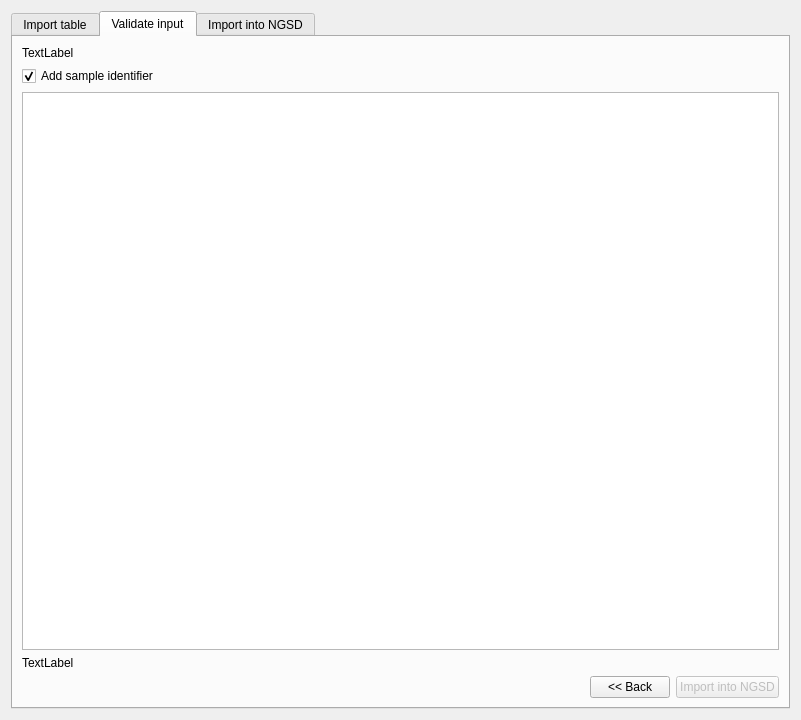
The window that src/GSvar/CfDNAPanelBatchImport.ui (imgag/ngs-bits) describes before a commit, drawn with Qt 5.
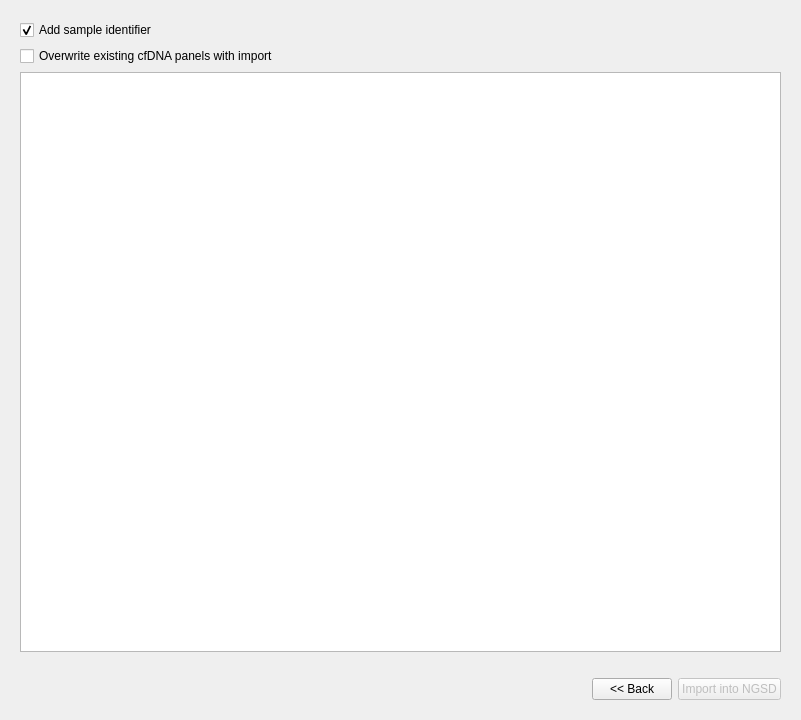
The same window after the commit. The open tabs and pages were chosen to show the change.

Commit message:
src/GSvar/CfDNAPanelBatchImport.cpp: finished first implementation
src/cppNGSD/resources/NGSD_schema.sql: set default value for cfDNA panel value 'removed_regions'

src/GSvar/CfDNAPanelDesignDialog.cpp: adapted to new umiVar input format (SNPs as VCF instead of BedFile)

src/GSvar/Resources/*_KASP_set2.vcf: modified to get a valid tumor/normal VCF

src/cppNGSD/NGSD.*: - fixed target region SNP extraction
                    - modified CfdnaPanelInfo to hold only DB ids

Diff of the .ui file:
```diff
--- a/src/GSvar/CfDNAPanelBatchImport.ui
+++ b/src/GSvar/CfDNAPanelBatchImport.ui
@@ -15,15 +15,12 @@
   </property>
   <layout class="QVBoxLayout" name="verticalLayout_2">
    <item>
-    <widget class="QTabWidget" name="tw_import">
+    <widget class="QStackedWidget" name="sw_import_panels">
      <property name="currentIndex">
       <number>0</number>
      </property>
-     <widget class="QWidget" name="t_import_raw_data">
-      <attribute name="title">
-       <string>Import table</string>
-      </attribute>
-      <layout class="QVBoxLayout" name="verticalLayout_4">
+     <widget class="QWidget" name="w_import_raw_data">
+      <layout class="QVBoxLayout" name="verticalLayout_5">
        <item>
         <widget class="QLabel" name="label">
          <property name="text">
@@ -60,18 +57,8 @@
        </item>
       </layout>
      </widget>
-     <widget class="QWidget" name="t_validate">
-      <attribute name="title">
-       <string>Validate input</string>
-      </attribute>
-      <layout class="QVBoxLayout" name="verticalLayout">
-       <item>
-        <widget class="QLabel" name="label_2">
-         <property name="text">
-          <string>TextLabel</string>
-         </property>
-        </widget>
-       </item>
+     <widget class="QWidget" name="w_validate">
+      <layout class="QVBoxLayout" name="verticalLayout_6">
        <item>
         <widget class="QCheckBox" name="cb_add_sample_identifier">
          <property name="text">
@@ -82,13 +69,20 @@
          </property>
         </widget>
        </item>
+       <item>
+        <widget class="QCheckBox" name="cb_overwrite_existing">
+         <property name="text">
+          <string>Overwrite existing cfDNA panels with import</string>
+         </property>
+        </widget>
+       </item>
        <item>
         <widget class="QTableWidget" name="tw_import_table"/>
        </item>
        <item>
         <widget class="QLabel" name="l_validation_result">
          <property name="text">
-          <string>TextLabel</string>
+          <string/>
          </property>
         </widget>
        </item>
@@ -128,11 +122,8 @@
        </item>
       </layout>
      </widget>
-     <widget class="QWidget" name="t_ngsd_import">
-      <attribute name="title">
-       <string>Import into NGSD</string>
-      </attribute>
-      <layout class="QVBoxLayout" name="verticalLayout_3">
+     <widget class="QWidget" name="w_ngsd_import">
+      <layout class="QVBoxLayout" name="verticalLayout_7">
        <item>
         <widget class="QTextEdit" name="textEdit"/>
        </item>
```
Left out of the diff: 6 changed lines with no effect on the pictures. The commit also changes 16 other files.
